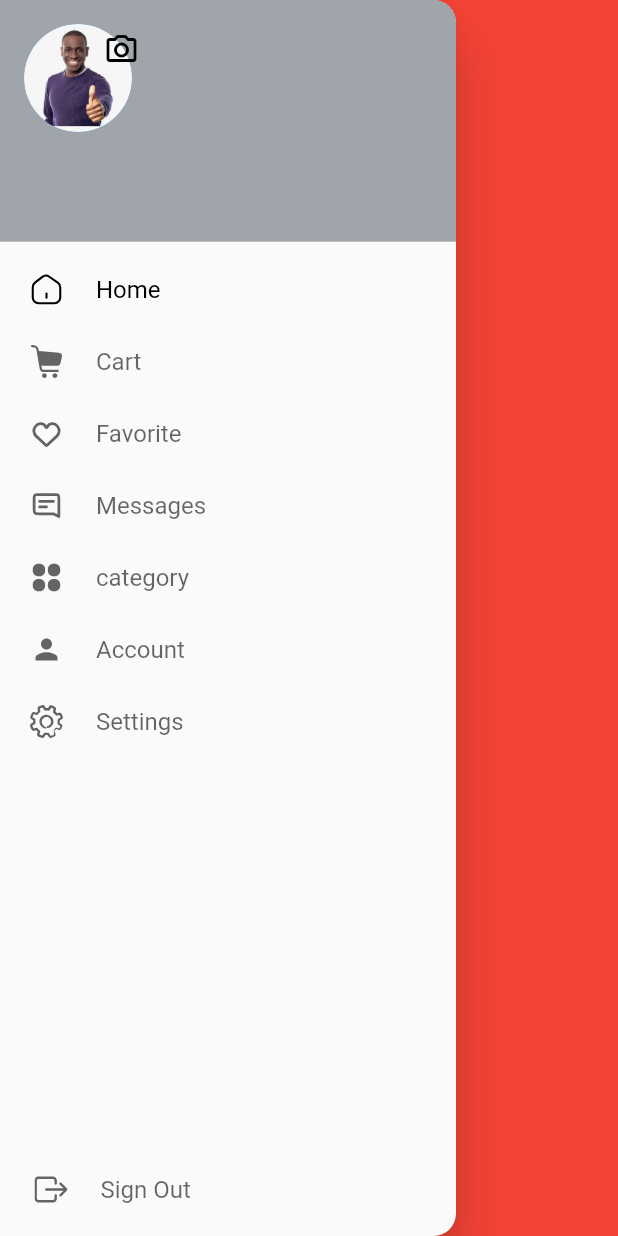
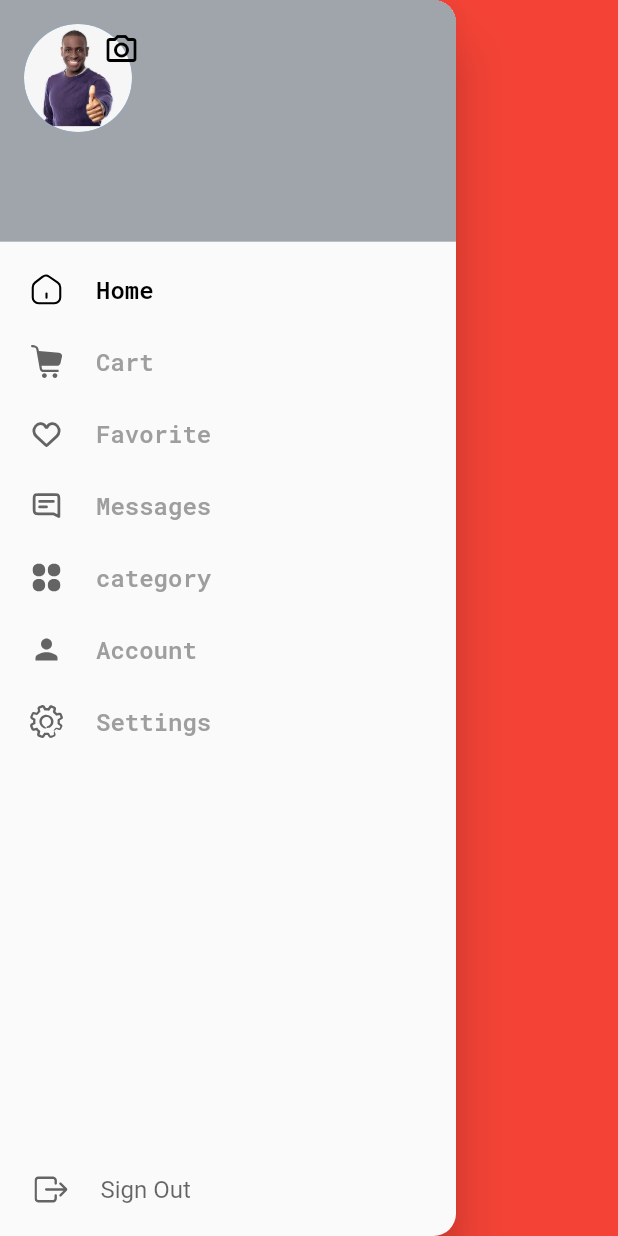
Before and after one commit to AbdulrahmanAlShaweesh/Flutter-ecommerce-app, a Flutter app: the CustomDrawer widget shown alone on an empty page, opened directly, on a phone screen of 412 x 824 dp. Run offline on Flutter 3.47's test engine with Material 2 defaults, Android fonts, the phone set to English and light mode, and no system bars; our stand-ins replace bloc, carousel_slider, firebase_auth, firebase_core, flutter_bloc, flutter_svg and 1 more; accounts and stored records are empty; network calls fail.

```diff
--- a/lib/Features/Cubits/cubit/app_auth_cubit.dart
+++ b/lib/Features/cubit/app_auth_cubit.dart
@@ -2,7 +2,6 @@
 
 import 'package:bloc/bloc.dart';
 import 'package:firebase_auth/firebase_auth.dart';
-import 'package:firebase_core/firebase_core.dart';
 import 'package:flutter/material.dart';
 
 part 'app_auth_state.dart';
--- /dev/null
+++ b/lib/Features/cubit/login_hidden_password_cubit.dart
@@ -0,0 +1,28 @@
+// ignore_for_file: depend_on_referenced_packages, unused_local_variable
+
+import 'package:bloc/bloc.dart';
+import 'package:meta/meta.dart';
+
+part 'login_hidden_password_state.dart';
+
+class LoginHiddenPasswordCubit extends Cubit<HintPassword> {
+  LoginHiddenPasswordCubit() : super(LoginHiddenPasswordInitial());
+  bool isShowLoginPassword = true;
+  bool isShowRegisterPassword = true;
+
+  showPassword({required String screenName}) {
+    if (screenName == 'Login') {
+      isShowLoginPassword = !isShowLoginPassword;
+
+      emit(
+        ShowLoginPasswordState(isShowPassword: isShowLoginPassword),
+      );
+    } else {
+      isShowRegisterPassword = !isShowRegisterPassword;
+
+      emit(
+        ShowRegisterPasswordState(),
+      );
+    }
+  }
+}
--- /dev/null
+++ b/lib/Features/cubit/login_hidden_password_state.dart
@@ -0,0 +1,16 @@
+// ignore_for_file: must_be_immutable
+
+part of 'login_hidden_password_cubit.dart';
+
+@immutable
+sealed class HintPassword {}
+
+final class LoginHiddenPasswordInitial extends HintPassword {}
+
+class ShowLoginPasswordState extends HintPassword {
+  bool isShowPassword;
+
+  ShowLoginPasswordState({required this.isShowPassword});
+}
+
+class ShowRegisterPasswordState extends HintPassword {}
--- a/lib/Views/Widgets/custom_drawer.dart
+++ b/lib/Views/Widgets/custom_drawer.dart
@@ -120,7 +120,9 @@ class _CustomDrawerState extends State<CustomDrawer> {
                               // fontWeight: FontWeight.w700,
                               color: selectedIndex == index
                                   ? Colors.black
-                                  : Colors.black.withOpacity(0.6),
+                                  : Colors.grey,
+                              fontFamily: 'Roboto_Mono',
+                              fontWeight: FontWeight.w600,
                             ),
                           ),
                         ],
--- a/lib/main.dart
+++ b/lib/main.dart
@@ -2,7 +2,8 @@
 
 import 'package:flutter/material.dart';
 import 'package:flutter_ecommerce_app/Constants/colors.dart';
-import 'package:flutter_ecommerce_app/Features/Cubits/cubit/app_auth_cubit.dart';
+import 'package:flutter_ecommerce_app/Features/cubit/app_auth_cubit.dart';
+import 'package:flutter_ecommerce_app/Features/cubit/login_hidden_password_cubit.dart';
 import 'package:flutter_ecommerce_app/Views/home_screen.dart';
 import 'package:flutter_ecommerce_app/Views/login_Screen.dart';
 import 'package:flutter_ecommerce_app/Views/register_screen.dart';
@@ -30,6 +31,9 @@ class EcommerceApp extends StatelessWidget {
         BlocProvider(
           create: (context) => AppAuthCubit(),
         ),
+        BlocProvider(
+          create: (context) => LoginHiddenPasswordCubit(),
+        ),
       ],
       child: MaterialApp(
         theme: ThemeData(
```
Also changed, not shown: lib/Views/login_Screen.dart (+17 -5 lines), lib/Views/register_screen.dart (+21 -6 lines), pubspec.yaml (+4 -4 lines), fonts/Roboto_Mono/RobotoMono-Italic-VariableFont_wght.ttf (added), fonts/Roboto_Mono/RobotoMono-VariableFont_wght.ttf (added), lib/Features/cubit/app_auth_state.dart (renamed from lib/Features/Cubits/cubit/app_auth_state.dart).
